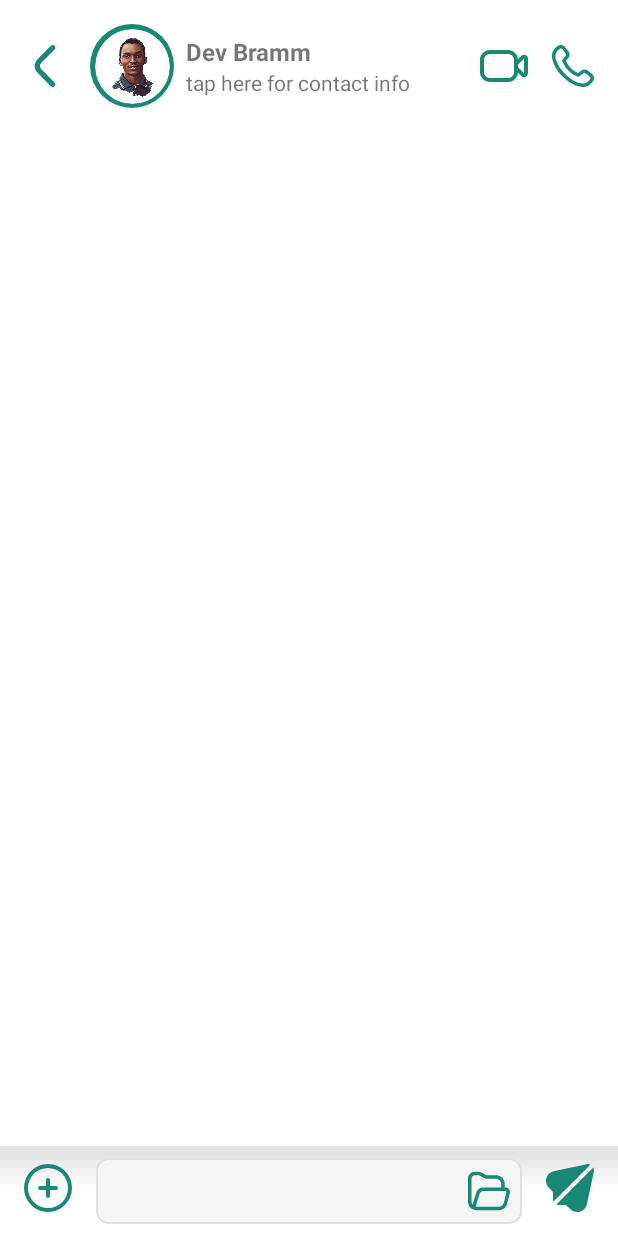
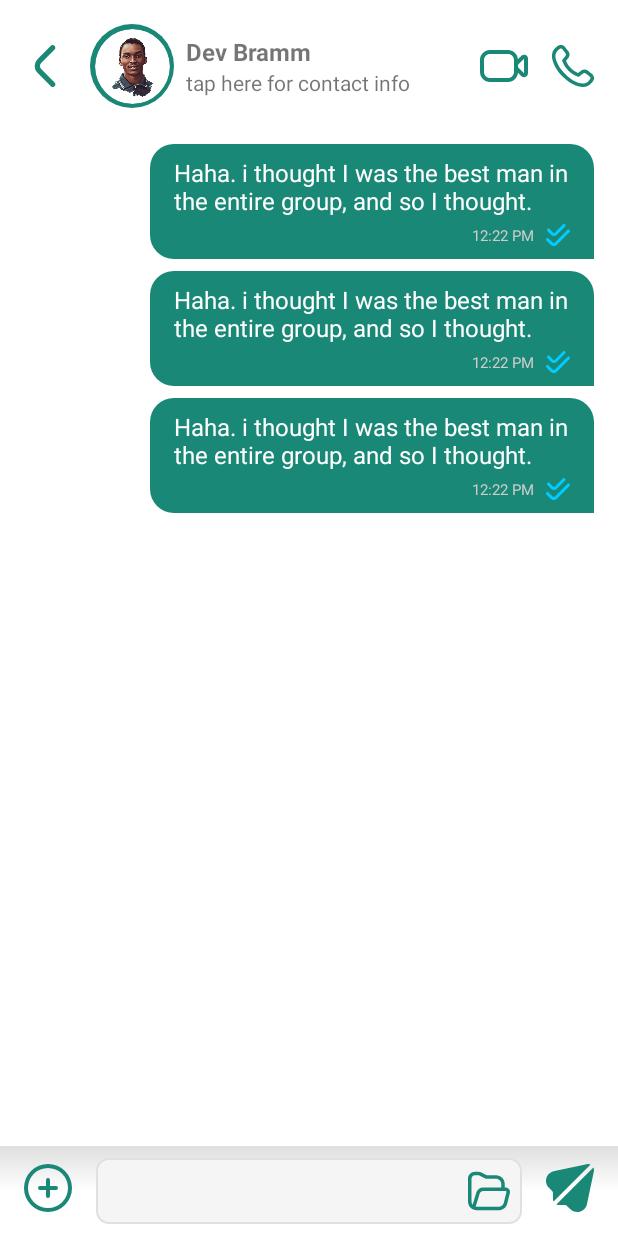
Before and after one commit to BrammWello/soga2.0, an Android app: the layout activity_chat_message.xml on its own in the app's theme, with its tools: preview values and no code run, on a phone screen of 412 x 824 dp. Run offline under Robolectric (Android 15) with nearby library versions, the phone set to English and light mode, and no system bars; Roboto replaces fonts that are not available here.

Commit message:
Bottom sheet properly working

```diff
--- a/app/src/main/java/com/devbramm/soga/adapters/ChatMessagesAdapter.java
+++ b/app/src/main/java/com/devbramm/soga/adapters/ChatMessagesAdapter.java
@@ -19,6 +19,9 @@ public class ChatMessagesAdapter extends RecyclerView.Adapter<ChatMessagesAdapte
 
     Context context;
     ArrayList<ChatItemList> chatItemLists;
+
+    public ChatMessagesAdapter() {
+    }
 
     public ChatMessagesAdapter(Context context, ArrayList<ChatItemList> chatItemLists) {
         this.context = context;
--- /dev/null
+++ b/app/src/main/res/drawable/chat_item_right_sender.xml
@@ -0,0 +1,11 @@
+<?xml version="1.0" encoding="utf-8"?>
+<layer-list xmlns:android="http://schemas.android.com/apk/res/android">
+
+    <!-- Solid color background -->
+    <item>
+        <shape android:shape="rectangle">
+            <solid android:color="@color/colorSecondary" />
+            <corners android:topLeftRadius="16dp" android:topRightRadius="16dp" android:bottomLeftRadius="16dp"/>
+        </shape>
+    </item>
+</layer-list>
--- a/app/src/main/res/layout/activity_chat_message.xml
+++ b/app/src/main/res/layout/activity_chat_message.xml
@@ -142,7 +142,7 @@
             app:srcCompat="@drawable/add" />
 
         <ImageView
-            android:id="@+id/imageView19"
+            android:id="@+id/btn_send_new_message"
             android:layout_width="32dp"
             android:layout_height="32dp"
             android:layout_marginEnd="16dp"
@@ -160,7 +160,7 @@
             android:background="@drawable/chat_keyboard_background"
             android:paddingTop="8dp"
             app:layout_constraintBottom_toBottomOf="parent"
-            app:layout_constraintEnd_toStartOf="@+id/imageView19"
+            app:layout_constraintEnd_toStartOf="@+id/btn_send_new_message"
             app:layout_constraintStart_toEndOf="@+id/imageView18">
 
             <ImageView
@@ -174,7 +174,7 @@
                 app:srcCompat="@drawable/folder_open" />
 
             <EditText
-                android:id="@+id/editTextTextMultiLine"
+                android:id="@+id/edt_chat_message_content"
                 android:layout_width="0dp"
                 android:layout_height="wrap_content"
                 android:layout_marginStart="8dp"
@@ -191,19 +191,15 @@
 
     </androidx.constraintlayout.widget.ConstraintLayout>
 
-    <androidx.core.widget.NestedScrollView
-        android:layout_width="409dp"
+    <androidx.recyclerview.widget.RecyclerView
+        android:id="@+id/chat_area_recycler_view"
+        android:layout_width="0dp"
         android:layout_height="0dp"
-        android:fillViewport="true"
+        android:layout_marginBottom="16dp"
         app:layout_constraintBottom_toTopOf="@+id/constraintLayout7"
         app:layout_constraintEnd_toEndOf="parent"
         app:layout_constraintStart_toStartOf="parent"
-        app:layout_constraintTop_toBottomOf="@+id/constraintLayout6">
-
-        <LinearLayout
-            android:layout_width="match_parent"
-            android:layout_height="wrap_content"
-            android:orientation="vertical" />
-    </androidx.core.widget.NestedScrollView>
+        app:layout_constraintTop_toBottomOf="@+id/constraintLayout6"
+        tools:listitem="@layout/chat_item_sender_item_layout" />
 
 </androidx.constraintlayout.widget.ConstraintLayout>
--- /dev/null
+++ b/app/src/main/res/layout/chat_item_sender_item_layout.xml
@@ -0,0 +1,49 @@
+<?xml version="1.0" encoding="utf-8"?>
+<androidx.constraintlayout.widget.ConstraintLayout xmlns:android="http://schemas.android.com/apk/res/android"
+    xmlns:app="http://schemas.android.com/apk/res-auto"
+    xmlns:tools="http://schemas.android.com/tools"
+    android:layout_width="match_parent"
+    android:layout_height="wrap_content"
+    android:layout_marginStart="100dp"
+    android:layout_marginTop="8dp"
+    android:layout_marginEnd="16dp"
+    android:background="@drawable/chat_item_right_sender">
+
+    <TextView
+        android:id="@+id/tv_message_item_content"
+        android:layout_width="0dp"
+        android:layout_height="wrap_content"
+        android:layout_marginStart="16dp"
+        android:layout_marginTop="8dp"
+        android:layout_marginEnd="16dp"
+        android:text="Haha. i thought I was the best man in the entire group, and so I thought. "
+        android:textColor="@color/white"
+        android:textSize="16sp"
+        app:layout_constraintEnd_toEndOf="parent"
+        app:layout_constraintStart_toStartOf="parent"
+        app:layout_constraintTop_toTopOf="parent" />
+
+    <ImageView
+        android:id="@+id/imageView8"
+        android:layout_width="16dp"
+        android:layout_height="16dp"
+        android:layout_marginTop="4dp"
+        android:layout_marginEnd="16dp"
+        android:layout_marginBottom="8dp"
+        android:tint="#00CCFF"
+        app:layout_constraintBottom_toBottomOf="parent"
+        app:layout_constraintEnd_toEndOf="parent"
+        app:layout_constraintTop_toBottomOf="@+id/tv_message_item_content"
+        app:srcCompat="@drawable/check_double" />
+
+    <TextView
+        android:id="@+id/textView20"
+        android:layout_width="wrap_content"
+        android:layout_height="wrap_content"
+        android:layout_marginEnd="8dp"
+        android:text="12:22 PM"
+        android:textColor="@color/colorGrey"
+        app:layout_constraintBottom_toBottomOf="@+id/imageView8"
+        app:layout_constraintEnd_toStartOf="@+id/imageView8"
+        app:layout_constraintTop_toTopOf="@+id/imageView8" />
+</androidx.constraintlayout.widget.ConstraintLayout>
```
Also changed, not shown: app/src/main/java/com/devbramm/soga/ChatMessageActivity.java (+49 -0 lines), app/src/main/java/com/devbramm/soga/adapters/ChatItemAdapter.java (added, +66 -0 lines), app/src/main/java/com/devbramm/soga/models/ChatMessage.java (added, +30 -0 lines).
